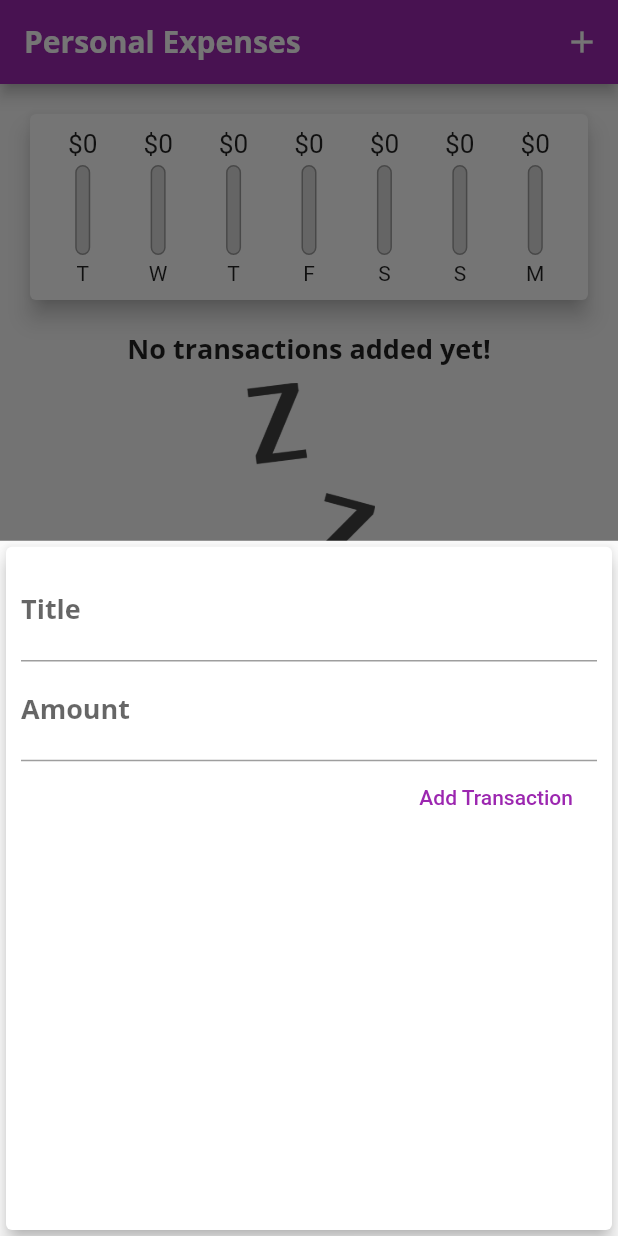
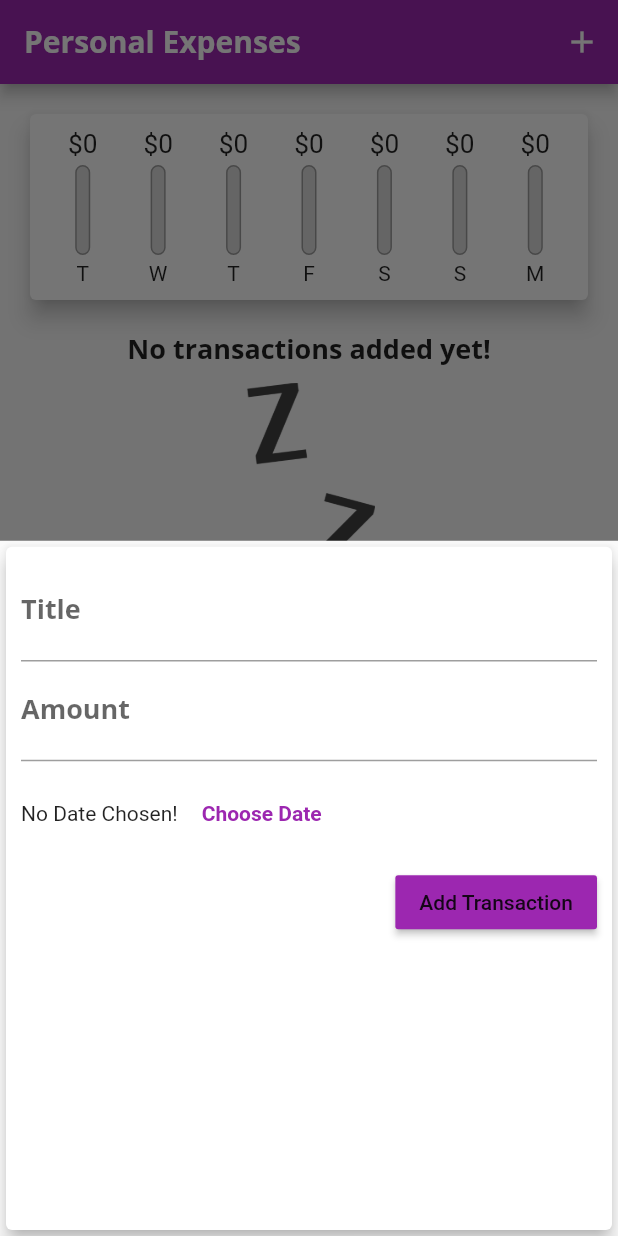
Before and after one commit to w9wen/personal_expenses_app, a Flutter app: the screen it shows after launch, after a tap on the "add" icon, on a phone screen of 412 x 824 dp. Run offline on Flutter 3.47's test engine with Material 2 defaults, Android fonts, the phone set to English and light mode, and no system bars.

Commit message:
?lamp($APP) Getting Started with Date Selection.

```diff
--- a/lib/main.dart
+++ b/lib/main.dart
@@ -35,6 +35,7 @@ class MyApp extends StatelessWidget {
                 fontWeight: FontWeight.bold,
                 fontSize: 18,
               ),
+              // button: TextStyle(color: Colors.white),
             ),
         appBarTheme: const AppBarTheme(
           titleTextStyle: TextStyle(
--- a/lib/widgets/new_transaction.dart
+++ b/lib/widgets/new_transaction.dart
@@ -54,18 +54,33 @@ class _NewTransactionState extends State<NewTransaction> {
               onSubmitted: (_) => submitData(),
               // onChanged: (text) => amountInput = text,
             ),
-            FlatButton(
+            Container(
+              height: 70,
+              child: Row(
+                children: [
+                  Text("No Date Chosen!"),
+                  FlatButton(
+                    textColor: Theme.of(context).primaryColor,
+                    onPressed: null,
+                    child: Text(
+                      "Choose Date",
+                      style: TextStyle(
+                        fontWeight: FontWeight.bold,
+                      ),
+                    ),
+                  ),
+                ],
+              ),
+            ),
+            RaisedButton(
+              child: const Text("Add Transaction"),
+              color: Theme.of(context).primaryColor,
+              textColor: Theme.of(context).textTheme.button?.color,
               onPressed: () {
                 print("onPressed");
                 submitData();
                 // print(titleController.text);
               },
-              child: const Text(
-                "Add Transaction",
-                style: TextStyle(
-                  color: Colors.purple,
-                ),
-              ),
             ),
           ],
         ),
```
